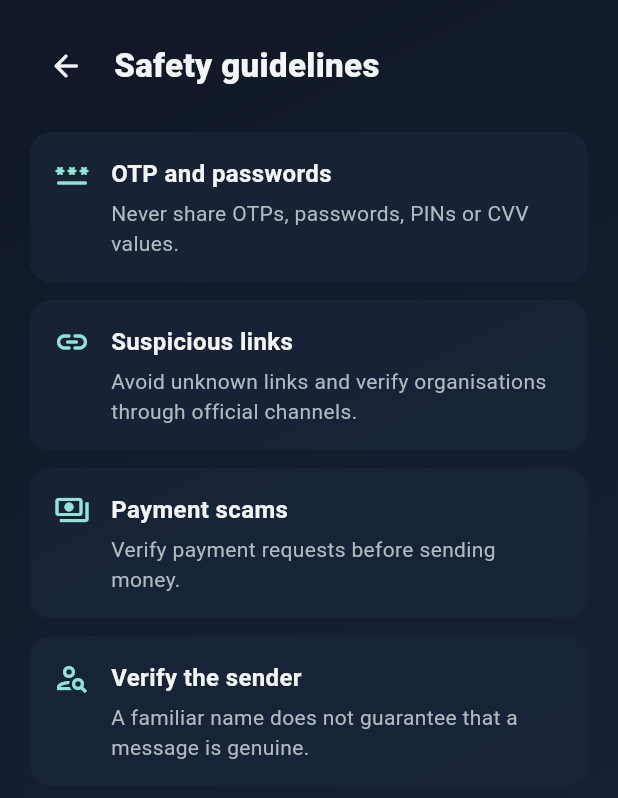
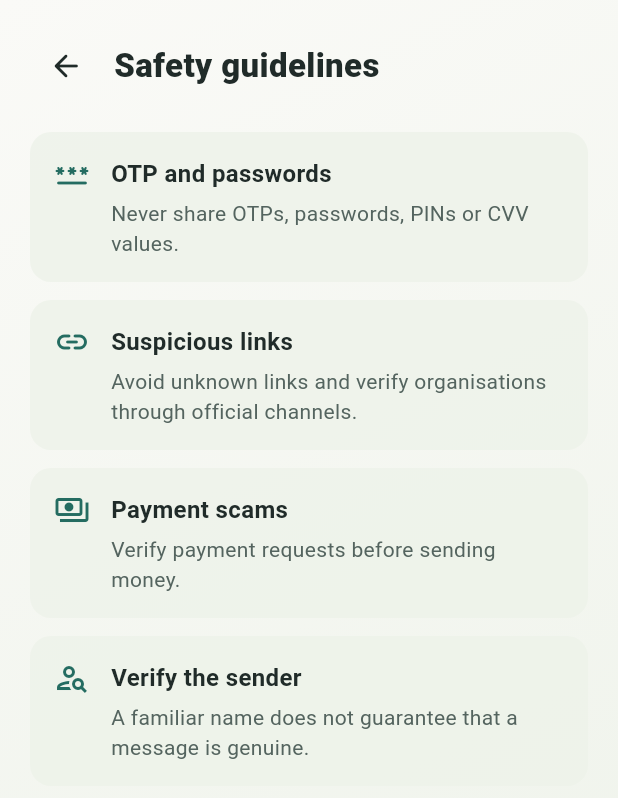
Before and after one commit to Jaydeosawale/messageshield-ai, a Flutter app: the AppShell screen opened directly, after a tap on "ANALYZE MESSAGE", after a tap on "Safety guidelines", on a phone screen of 412 x 824 dp. Shown: the top 798 px of the screen. Run offline on Flutter 3.47's test engine with Material 3 defaults, Android fonts, the phone set to English and light mode, and no system bars; our stand-ins replace firebase_auth, firebase_core, flutter_secure_storage, font_awesome_flutter, google_sign_in, image_picker and 1 more; missing offline and left inert: google_mlkit_text_recognition; accounts and stored records are empty; network calls fail.

Commit message:
Apply the shared ivory and teal theme across all screens (#17)

```diff
--- a/frontend/lib/core/theme/app_theme.dart
+++ b/frontend/lib/core/theme/app_theme.dart
@@ -1,162 +1,116 @@
 import 'package:flutter/material.dart';
 
+/// Shared ivory, sage and deep-teal palette across every product screen.
 class AppColors {
-  // ============================================================
-  // MAIN BACKGROUND
-  // ============================================================
-
-  static const Color background = Color(0xFF101827);
-
-  // Slightly lighter navy used for navigation surfaces
-  static const Color backgroundSoft = Color(0xFF182438);
-
-  // ============================================================
-  // BRAND COLORS
-  // ============================================================
-
-  static const Color teal = Color(0xFF56D4C4);
-
-  static const Color tealSoft = Color(0xFF91E5D8);
-
-  static const Color green = Color(0xFF2EAE78);
-
-  static const Color greenSoft = Color(0xFF55C98F);
-
-  // ============================================================
-  // LIGHT CARD SYSTEM
-  // ============================================================
-
-  static const Color surface = Color(0xFFF4F4F2);
-
-  static const Color surfaceSoft = Color(0xFFEDEEEE);
-
-  // Dark text used INSIDE light cards
-  static const Color cardText = Color(0xFF17303A);
-
-  static const Color cardTextSecondary = Color(0xFF66777E);
-
-  // ============================================================
-  // DARK MESSAGE INPUT
-  // ============================================================
-
-  static const Color inputBackground = Color(0xFF111D30);
-
-  static const Color inputBorder = Color(0xFF43516A);
-
-  // ============================================================
-  // TEXT ON DARK BACKGROUND
-  // ============================================================
-
-  static const Color textPrimary = Color(0xFFF3F6F6);
-
-  static const Color textSecondary = Color(0xFFAEBCC1);
-
-  // ============================================================
-  // BORDERS
-  // ============================================================
-
-  static const Color border = Color(0xFFCBD4D5);
-
-  static const Color darkBorder = Color(0xFF2D3B52);
-
-  // ============================================================
-  // STATUS COLORS
-  // ============================================================
-
-  static const Color danger = Color(0xFFE65B5B);
-
-  static const Color warning = Color(0xFFF2B84B);
-
-  static const Color success = Color(0xFF35B87C);
+  static const background = Color(0xFFFAFAF7);
+  static const backgroundSoft = Color(0xFFEDF2E9);
+  static const teal = Color(0xFF11665B);
+  static const tealSoft = Color(0xFF246C61);
+  static const green = Color(0xFF11665B);
+  static const greenSoft = Color(0xFF28724F);
+  static const surface = Colors.white;
+  static const surfaceSoft = Color(0xFFF3F5EF);
+  static const cardText = Color(0xFF202B29);
+  static const cardTextSecondary = Color(0xFF54645F);
+  static const inputBackground = Colors.white;
+  static const inputBorder = Color(0xFFCFD8D2);
+  static const textPrimary = Color(0xFF202B29);
+  static const textSecondary = Color(0xFF54645F);
+  static const border = Color(0xFFCFD8D2);
+  static const darkBorder = Color(0xFFCFD8D2);
+  static const danger = Color(0xFFB42335);
+  static const warning = Color(0xFF925409);
+  static const success = Color(0xFF11665B);
 }
 
-// ================================================================
-// APPLICATION THEME
-// ================================================================
-
 class AppTheme {
-  static ThemeData get darkTheme {
+  static ThemeData get lightTheme {
+    final scheme = ColorScheme.fromSeed(
+      seedColor: AppColors.teal,
+      brightness: Brightness.light,
+    ).copyWith(
+      primary: AppColors.teal,
+      onPrimary: Colors.white,
+      secondary: AppColors.green,
+      onSecondary: Colors.white,
+      surface: AppColors.surface,
+      onSurface: AppColors.textPrimary,
+      error: AppColors.danger,
+      outline: AppColors.border,
+    );
+    final shape =
+        RoundedRectangleBorder(borderRadius: BorderRadius.circular(10));
     return ThemeData(
       useMaterial3: true,
-      brightness: Brightness.dark,
-      scaffoldBackgroundColor: Colors.transparent,
-      colorScheme: const ColorScheme.dark(
-        primary: AppColors.teal,
-        secondary: AppColors.green,
-        surface: AppColors.backgroundSoft,
-        onSurface: AppColors.textPrimary,
-        onPrimary: AppColors.background,
-        error: AppColors.danger,
+      brightness: Brightness.light,
+      colorScheme: scheme,
+      scaffoldBackgroundColor: AppColors.background,
+      textTheme: ThemeData.light().textTheme.apply(
+          bodyColor: AppColors.textPrimary,
+          displayColor: AppColors.textPrimary),
+      appBarTheme: const AppBarTheme(
+        backgroundColor: AppColors.background,
+        foregroundColor: AppColors.textPrimary,
+        surfaceTintColor: Colors.transparent,
+        elevation: 0,
       ),
-      appBarTheme: const AppBarTheme(
-        backgroundColor: Colors.transparent,
-        elevation: 0,
-        surfaceTintColor: Colors.transparent,
-      ),
-      dividerColor: AppColors.darkBorder,
-      textTheme: const TextTheme(
-        headlineLarge: TextStyle(
-          color: AppColors.textPrimary,
-          fontWeight: FontWeight.w800,
-        ),
-        headlineMedium: TextStyle(
-          color: AppColors.textPrimary,
-          fontWeight: FontWeight.w700,
-        ),
-        titleLarge: TextStyle(
-          color: AppColors.textPrimary,
-          fontWeight: FontWeight.w700,
-        ),
-        titleMedium: TextStyle(
-          color: AppColors.textPrimary,
-          fontWeight: FontWeight.w600,
-        ),
-        bodyLarge: TextStyle(
-          color: AppColors.textPrimary,
-        ),
-        bodyMedium: TextStyle(
-          color: AppColors.textSecondary,
-        ),
-        bodySmall: TextStyle(
-          color: AppColors.textSecondary,
-        ),
+      cardTheme: CardThemeData(
+          color: AppColors.surface,
+          elevation: 0,
+          shape: RoundedRectangleBorder(
+              borderRadius: BorderRadius.circular(16),
+              side: const BorderSide(color: AppColors.border))),
+      dividerColor: AppColors.border,
+      navigationBarTheme: NavigationBarThemeData(
+        backgroundColor: AppColors.background,
+        indicatorColor: AppColors.backgroundSoft,
+        labelTextStyle: WidgetStateProperty.resolveWith((states) => TextStyle(
+            color: states.contains(WidgetState.selected)
+                ? AppColors.teal
+                : AppColors.textSecondary,
+            fontSize: 12,
+            fontWeight: FontWeight.w600)),
       ),
       inputDecorationTheme: InputDecorationTheme(
         filled: true,
         fillColor: AppColors.inputBackground,
-        hintStyle: const TextStyle(
-          color: AppColors.textSecondary,
-        ),
-        border: OutlineInputBorder(
-          borderRadius: BorderRadius.circular(16),
-          borderSide: const BorderSide(
-            color: AppColors.inputBorder,
-          ),
-        ),
+        contentPadding:
+            const EdgeInsets.symmetric(horizontal: 16, vertical: 18),
+        labelStyle: const TextStyle(color: AppColors.textSecondary),
+        hintStyle: const TextStyle(color: AppColors.textSecondary),
+        border: OutlineInputBorder(borderRadius: BorderRadius.circular(10)),
         enabledBorder: OutlineInputBorder(
-          borderRadius: BorderRadius.circular(16),
-          borderSide: const BorderSide(
-            color: AppColors.inputBorder,
-          ),
-        ),
+            borderRadius: BorderRadius.circular(10),
+            borderSide: const BorderSide(color: AppColors.inputBorder)),
         focusedBorder: OutlineInputBorder(
-          borderRadius: BorderRadius.circular(16),
-          borderSide: const BorderSide(
-            color: AppColors.teal,
-            width: 1.5,
-          ),
-        ),
+            borderRadius: BorderRadius.circular(10),
+            borderSide: const BorderSide(color: AppColors.teal, width: 2)),
       ),
+      filledButtonTheme: FilledButtonThemeData(
+          style: FilledButton.styleFrom(
+              minimumSize: const Size.fromHeight(50),
+              shape: shape,
+              textStyle:
+                  const TextStyle(fontSize: 15, fontWeight: FontWeight.w600))),
+      elevatedButtonTheme: ElevatedButtonThemeData(
+          style: ElevatedButton.styleFrom(
+              backgroundColor: AppColors.teal,
+              foregroundColor: Colors.white,
+              elevation: 0,
+              minimumSize: const Size(64, 50),
+              shape: shape)),
+      outlinedButtonTheme: OutlinedButtonThemeData(
+          style: OutlinedButton.styleFrom(
+              minimumSize: const Size(64, 50),
+              foregroundColor: AppColors.textPrimary,
+              side: const BorderSide(color: AppColors.border),
+              shape: shape)),
       snackBarTheme: SnackBarThemeData(
-        backgroundColor: AppColors.inputBackground,
-        contentTextStyle: const TextStyle(
-          color: AppColors.textPrimary,
-        ),
-        behavior: SnackBarBehavior.floating,
-        shape: RoundedRectangleBorder(
-          borderRadius: BorderRadius.circular(14),
-        ),
-      ),
+          backgroundColor: AppColors.textPrimary,
+          contentTextStyle: const TextStyle(color: Colors.white),
+          behavior: SnackBarBehavior.floating,
+          shape:
+              RoundedRectangleBorder(borderRadius: BorderRadius.circular(10))),
     );
   }
 }
--- a/frontend/lib/main.dart
+++ b/frontend/lib/main.dart
@@ -68,11 +68,11 @@ class MessageShieldApp extends StatelessWidget {
     return MaterialApp(
       debugShowCheckedModeBanner: false,
       builder: (context, child) => WebPlayStoreFrame(
-        light: !context.watch<AuthProvider>().isAuthenticated,
+        light: true,
         child: child ?? const SizedBox.shrink(),
       ),
       title: 'MessageShield',
-      theme: AppTheme.darkTheme,
+      theme: AppTheme.lightTheme,
       locale: language.locale,
       localizationsDelegates: AppLocalizations.localizationsDelegates,
       supportedLocales: AppLocalizations.supportedLocales,
@@ -218,7 +218,7 @@ class _AppShellState extends State<AppShell> {
               24,
             ),
             decoration: const BoxDecoration(
-              color: Color(0xFF0D2028),
+              color: Color(0xFFEDF2E9),
               borderRadius: BorderRadius.vertical(
                 top: Radius.circular(24),
               ),
--- a/frontend/lib/screens/history/analysis_detail_screen.dart
+++ b/frontend/lib/screens/history/analysis_detail_screen.dart
@@ -304,13 +304,14 @@ class AnalysisDetailScreen extends StatelessWidget {
                                 color: riskColor,
                               ),
                               const SizedBox(width: 8),
-                              Text(
+                              Flexible(
+                                  child: Text(
                                 '${l10n.riskScoreLabel}: ${analysis.riskScore}',
                                 style: const TextStyle(
                                   color: AppColors.textPrimary,
                                   fontWeight: FontWeight.w700,
                                 ),
-                              ),
+                              )),
                             ],
                           ),
                         ),
--- a/frontend/lib/screens/home/home_screen.dart
+++ b/frontend/lib/screens/home/home_screen.dart
@@ -278,24 +278,12 @@ class _HomeScreenState extends State<HomeScreen> {
   }) {
     return Row(
       children: [
-        Container(
-          width: isPhone ? 46 : 52,
-          height: isPhone ? 46 : 52,
-          decoration: BoxDecoration(
-            gradient: const LinearGradient(
-              colors: [
-                AppColors.teal,
-                AppColors.green,
-              ],
-            ),
-            borderRadius: BorderRadius.circular(14),
-          ),
-          child: const Icon(
-            Icons.shield_rounded,
-            color: Colors.white,
-            size: 26,
-          ),
-        ),
+        ClipRRect(
+            borderRadius: BorderRadius.circular(12),
+            child: Image.asset('assets/images/messageshield_logo.png',
+                width: isPhone ? 46 : 52,
+                height: isPhone ? 46 : 52,
+                excludeFromSemantics: true)),
         const SizedBox(width: 12),
         Expanded(
           child: Text.rich(
@@ -376,13 +364,13 @@ class _HomeScreenState extends State<HomeScreen> {
 
           Container(
             decoration: BoxDecoration(
-              color: const Color(0xFF102B34),
+              color: const Color(0xFFFFFFFF),
 
               // Less curved input box.
               borderRadius: BorderRadius.circular(8),
 
               border: Border.all(
-                color: const Color(0xFF1D4A56),
+                color: const Color(0xFFCFD8D2),
               ),
             ),
             child: TextField(
@@ -604,14 +592,15 @@ class _SafetyContent extends StatelessWidget {
                       ),
                     ),
                   const SizedBox(width: 8),
-                  Text(
+                  Expanded(
+                      child: Text(
                     l10n.safetyGuidelines,
                     style: TextStyle(
                       color: AppColors.textPrimary,
                       fontSize: 22,
                       fontWeight: FontWeight.w800,
                     ),
-                  ),
+                  )),
                 ],
               ),
               const SizedBox(height: 20),
--- a/frontend/lib/widgets/analysis_result_card.dart
+++ b/frontend/lib/widgets/analysis_result_card.dart
@@ -26,7 +26,7 @@ class AnalysisResultCard extends StatelessWidget {
     if (_isHigh) return AppColors.danger;
 
     if (_isMedium) {
-      return const Color(0xFFFFA94D);
+      return const Color(0xFF925409);
     }
 
     return AppColors.green;
--- a/frontend/lib/widgets/auth_surface.dart
+++ b/frontend/lib/widgets/auth_surface.dart
@@ -1,5 +1,6 @@
 import 'package:flutter/material.dart';
 import '../l10n/app_localizations.dart';
+import '../core/theme/app_theme.dart';
 
 /// Shared product identity for sign-in, registration and account recovery.
 class AuthSurface extends StatelessWidget {
@@ -15,49 +16,8 @@ class AuthSurface extends StatelessWidget {
   @override
   Widget build(BuildContext context) {
     final l10n = AppLocalizations.of(context);
-    const ink = Color(0xFF202B29);
     const accent = Color(0xFF11665B);
-    final theme = ThemeData(
-      useMaterial3: true,
-      colorScheme:
-          ColorScheme.fromSeed(seedColor: accent, brightness: Brightness.light)
-              .copyWith(
-                  primary: accent,
-                  onPrimary: Colors.white,
-                  surface: Colors.white,
-                  onSurface: ink),
-      scaffoldBackgroundColor: const Color(0xFFFAFAF7),
-      textTheme:
-          ThemeData.light().textTheme.apply(bodyColor: ink, displayColor: ink),
-      inputDecorationTheme: InputDecorationTheme(
-        filled: true,
-        fillColor: Colors.white,
-        contentPadding:
-            const EdgeInsets.symmetric(horizontal: 16, vertical: 18),
-        labelStyle: const TextStyle(color: Color(0xFF54645F)),
-        border: OutlineInputBorder(borderRadius: BorderRadius.circular(10)),
-        enabledBorder: OutlineInputBorder(
-            borderRadius: BorderRadius.circular(10),
-            borderSide: const BorderSide(color: Color(0xFFCFD8D2))),
-        focusedBorder: OutlineInputBorder(
-            borderRadius: BorderRadius.circular(10),
-            borderSide: const BorderSide(color: accent, width: 2)),
-      ),
-      filledButtonTheme: FilledButtonThemeData(
-          style: FilledButton.styleFrom(
-              minimumSize: const Size.fromHeight(50),
-              shape: RoundedRectangleBorder(
-                  borderRadius: BorderRadius.circular(10)),
-              textStyle:
-                  const TextStyle(fontSize: 15, fontWeight: FontWeight.w600))),
-      outlinedButtonTheme: OutlinedButtonThemeData(
-          style: OutlinedButton.styleFrom(
-              minimumSize: const Size.fromHeight(50),
-              foregroundColor: ink,
-              side: const BorderSide(color: Color(0xFFCFD8D2)),
-              shape: RoundedRectangleBorder(
-                  borderRadius: BorderRadius.circular(10)))),
-    );
+    final theme = AppTheme.lightTheme;
     final brand = Row(mainAxisSize: MainAxisSize.min, children: [
       ClipRRect(
           borderRadius: BorderRadius.circular(10),
--- a/frontend/lib/widgets/risk_badge.dart
+++ b/frontend/lib/widgets/risk_badge.dart
@@ -18,11 +18,11 @@ class RiskBadge extends StatelessWidget {
 
     switch (normalizedRisk) {
       case 'HIGH':
-        color = Colors.red;
+        color = AppColors.danger;
         break;
 
       case 'MEDIUM':
-        color = Colors.orange;
+        color = AppColors.warning;
         break;
 
       case 'LOW':
--- a/frontend/lib/widgets/safety_status_card.dart
+++ b/frontend/lib/widgets/safety_status_card.dart
@@ -26,7 +26,7 @@ class SafetyStatusCard extends StatelessWidget {
     final isSafe =
         normalizedLabel.contains('SAFE') && !normalizedLabel.contains('UNSAFE');
 
-    final color = isSafe ? AppColors.green : Colors.red;
+    final color = isSafe ? AppColors.green : AppColors.danger;
 
     final icon =
         isSafe ? Icons.verified_user_rounded : Icons.warning_amber_rounded;
```
Also changed, not shown: frontend/lib/screens/dashboard/dashboard_screen.dart (+14 -14 lines), frontend/lib/screens/history/analysis_history_screen.dart (+4 -3 lines), frontend/lib/screens/history/history_screen.dart (+41 -40 lines), frontend/lib/widgets/app_brand_header.dart (+4 -32 lines), 2 other files.
